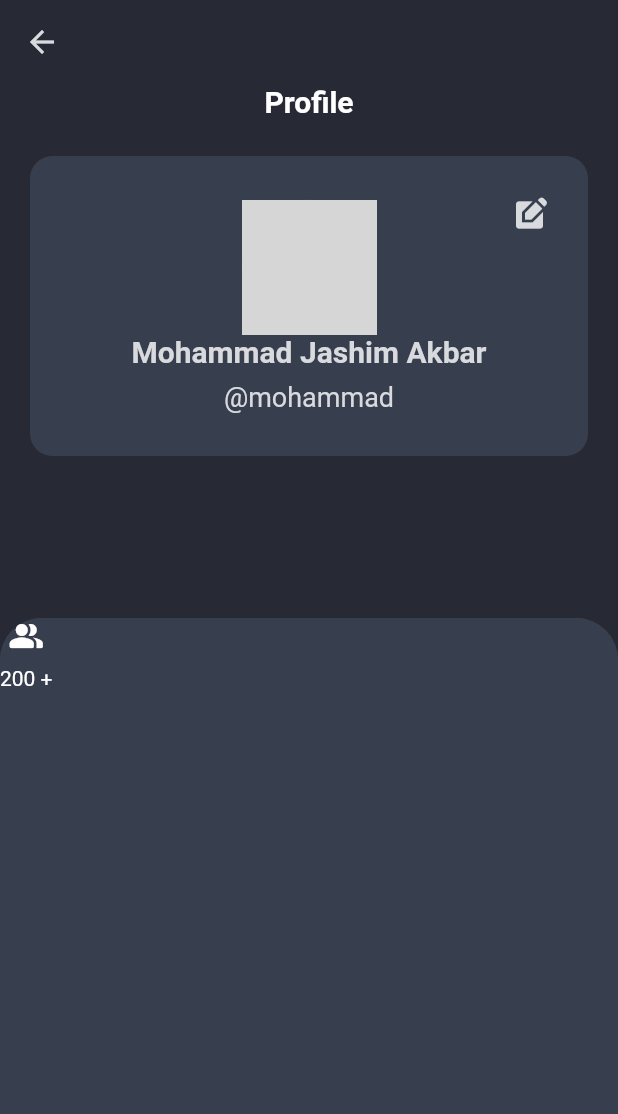
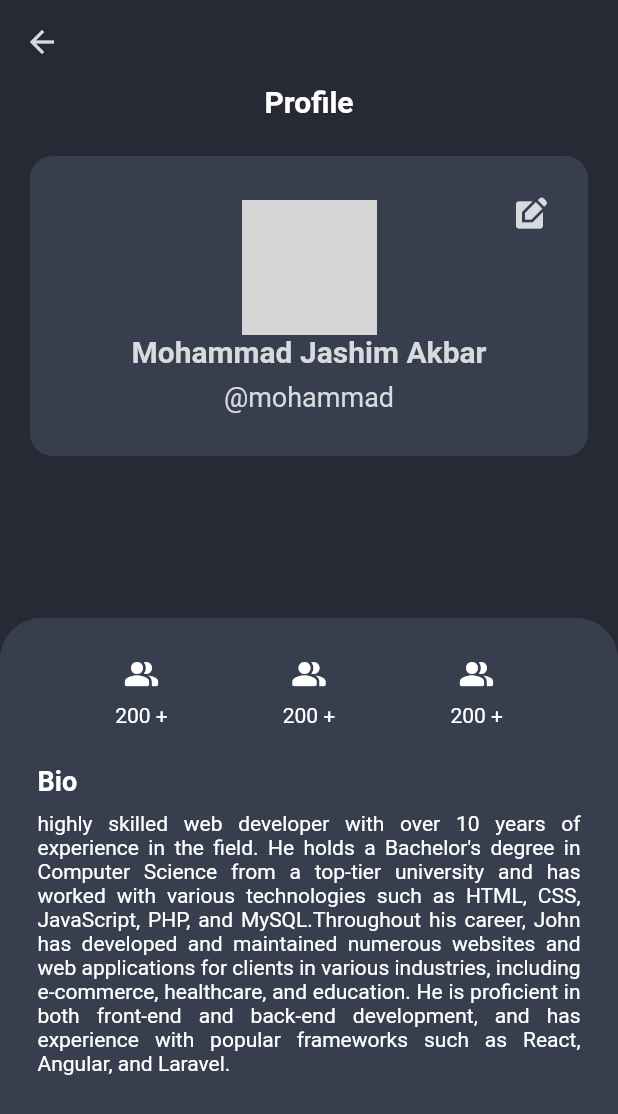
Before and after one commit to Mahamudul-Dev/link, a Flutter app: the ProfileScreen screen opened directly, on a phone screen of 412 x 824 dp. Shown: the top 1114 px of the screen. Run offline on Flutter 3.47's test engine with Material 2 defaults, Android fonts, the phone set to English and light mode, and no system bars; our stand-ins replace avatar_glow, cached_network_image, country_picker, font_awesome_flutter, get, google_fonts and 2 more; missing offline and left inert: gzx_dropdown_menu; network calls fail; grey boxes are pictures that could not be loaded.

Commit message:
working in profile screen

```diff
--- a/lib/data/profile.dart
+++ b/lib/data/profile.dart
@@ -6,6 +6,8 @@ List<UserModel> profiles = <UserModel>[
       userName: 'Mohammad Jashim Akbar',
       userEmail: 'jashim@gmail.com',
       isSelected: false,
+      about:
+          "highly skilled web developer with over 10 years of experience in the field. He holds a Bachelor's degree in Computer Science from a top-tier university and has worked with various technologies such as HTML, CSS, JavaScript, PHP, and MySQL.Throughout his career, John has developed and maintained numerous websites and web applications for clients in various industries, including e-commerce, healthcare, and education. He is proficient in both front-end and back-end development, and has experience with popular frameworks such as React, Angular, and Laravel.",
       userProfilePic:
           'https://img.freepik.com/free-photo/portrait-white-man-isolated_53876-40306.jpg',
       gender: 'Male'),
--- a/lib/screens/mobile/profile_screen/profile_screen.dart
+++ b/lib/screens/mobile/profile_screen/profile_screen.dart
@@ -74,8 +74,26 @@ class ProfileScreen extends StatelessWidget {
           builder: (context) {
             return ListView(
               children: [
+                const SizedBox(
+                  height: 25,
+                ),
                 Row(
+                  mainAxisAlignment: MainAxisAlignment.spaceEvenly,
                   children: [
+                    Column(
+                      children: const [
+                        Icon(Icons.people_alt_rounded),
+                        SizedBox(height: 8.0),
+                        Text('200 +')
+                      ],
+                    ),
+                    Column(
+                      children: const [
+                        Icon(Icons.people_alt_rounded),
+                        SizedBox(height: 8.0),
+                        Text('200 +')
+                      ],
+                    ),
                     Column(
                       children: const [
                         Icon(Icons.people_alt_rounded),
@@ -84,7 +102,29 @@ class ProfileScreen extends StatelessWidget {
                       ],
                     )
                   ],
-                )
+                ),
+                const SizedBox(
+                  height: 25,
+                ),
+                Padding(
+                  padding: const EdgeInsets.symmetric(horizontal: 25),
+                  child: Column(
+                      crossAxisAlignment: CrossAxisAlignment.start,
+                      children: [
+                        const Text(
+                          'Bio',
+                          style: TextStyle(
+                              fontSize: 18, fontWeight: FontWeight.bold),
+                        ),
+                        const SizedBox(
+                          height: 10,
+                        ),
+                        Text(
+                          profiles[0].about ?? 'Nothing to show..',
+                          textAlign: TextAlign.justify,
+                        )
+                      ]),
+                ),
               ],
             );
           }),
```
Also changed, not shown: 1 other file.
